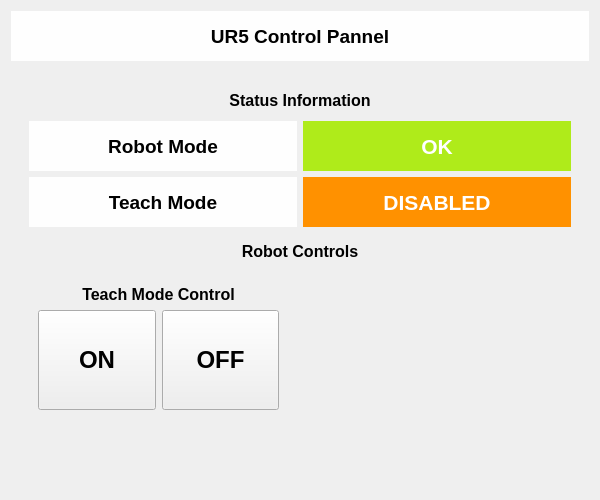
Qt form ur_driver/ur_status.ui (ready-robotics/universal_robot) before a commit.
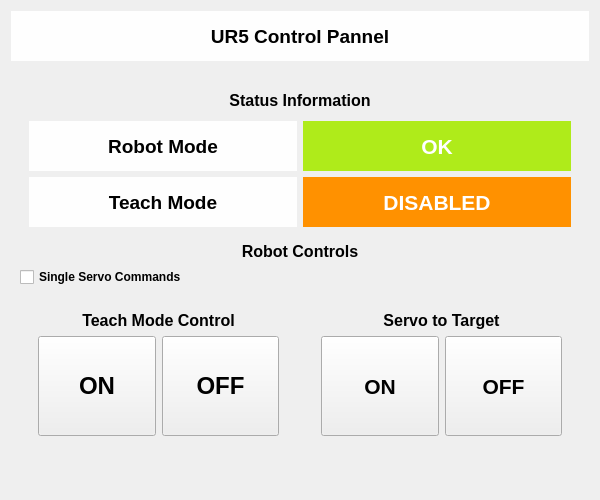
The same form after that commit.

```diff
--- a/ur_driver/ur_status.ui
+++ b/ur_driver/ur_status.ui
@@ -221,9 +221,101 @@
         </layout>
        </widget>
       </item>
-      <item row="2" column="1">
+      <item row="1" column="0" colspan="2">
+       <widget class="QLabel" name="label_6">
+        <property name="font">
+         <font>
+          <pointsize>12</pointsize>
+          <weight>75</weight>
+          <bold>true</bold>
+         </font>
+        </property>
+        <property name="text">
+         <string>Robot Controls</string>
+        </property>
+        <property name="alignment">
+         <set>Qt::AlignCenter</set>
+        </property>
+       </widget>
+      </item>
+      <item row="3" column="1">
        <widget class="QWidget" name="widget_3" native="true">
         <layout class="QVBoxLayout" name="verticalLayout_3">
+         <item>
+          <widget class="QWidget" name="widget_6" native="true">
+           <layout class="QGridLayout" name="gridLayout_4">
+            <item row="0" column="0" colspan="2">
+             <widget class="QLabel" name="label_7">
+              <property name="font">
+               <font>
+                <pointsize>12</pointsize>
+                <weight>75</weight>
+                <bold>true</bold>
+               </font>
+              </property>
+              <property name="text">
+               <string>Servo to Target</string>
+              </property>
+              <property name="alignment">
+               <set>Qt::AlignCenter</set>
+              </property>
+             </widget>
+            </item>
+            <item row="1" column="1">
+             <widget class="QPushButton" name="servo_disable_btn">
+              <property name="minimumSize">
+               <size>
+                <width>0</width>
+                <height>100</height>
+               </size>
+              </property>
+              <property name="maximumSize">
+               <size>
+                <width>16777215</width>
+                <height>100</height>
+               </size>
+              </property>
+              <property name="font">
+               <font>
+                <pointsize>16</pointsize>
+                <weight>75</weight>
+                <bold>true</bold>
+               </font>
+              </property>
+              <property name="text">
+               <string>OFF</string>
+              </property>
+             </widget>
+            </item>
+            <item row="1" column="0">
+             <widget class="QPushButton" name="servo_enable_btn">
+              <property name="minimumSize">
+               <size>
+                <width>0</width>
+                <height>100</height>
+               </size>
+              </property>
+              <property name="maximumSize">
+               <size>
+                <width>16777215</width>
+                <height>100</height>
+               </size>
+              </property>
+              <property name="font">
+               <font>
+                <pointsize>16</pointsize>
+                <weight>75</weight>
+                <bold>true</bold>
+               </font>
+              </property>
+              <property name="text">
+               <string>ON</string>
+              </property>
+             </widget>
+            </item>
+           </layout>
+          </widget>
+         </item>
          <item>
           <spacer name="verticalSpacer_2">
            <property name="orientation">
@@ -232,7 +324,7 @@
            <property name="sizeHint" stdset="0">
             <size>
              <width>20</width>
-             <height>196</height>
+             <height>19</height>
             </size>
            </property>
           </spacer>
@@ -240,9 +332,10 @@
         </layout>
         <zorder>widget_2</zorder>
         <zorder>verticalSpacer_2</zorder>
+        <zorder>widget_6</zorder>
        </widget>
       </item>
-      <item row="2" column="0">
+      <item row="3" column="0">
        <widget class="QWidget" name="widget_2" native="true">
         <property name="styleSheet">
          <string notr="true"/>
@@ -336,20 +429,16 @@
         </layout>
        </widget>
       </item>
-      <item row="1" column="0" colspan="2">
-       <widget class="QLabel" name="label_6">
+      <item row="2" column="0" colspan="2">
+       <widget class="QCheckBox" name="single_servo_check">
         <property name="font">
          <font>
-          <pointsize>12</pointsize>
           <weight>75</weight>
           <bold>true</bold>
          </font>
         </property>
         <property name="text">
-         <string>Robot Controls</string>
-        </property>
-        <property name="alignment">
-         <set>Qt::AlignCenter</set>
+         <string>Single Servo Commands</string>
         </property>
        </widget>
       </item>
```
